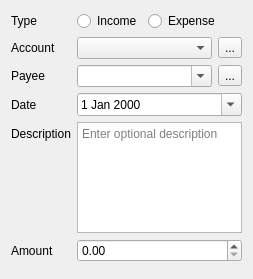
First picture: the form in src/views/ui_files/dialogs/cash_transaction_dialog.ui, repository JakubFranek/Kapytal, before the edit.
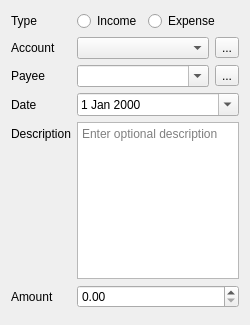
Second picture: the form after the edit.

The edit to the form file:
```diff
--- a/src/views/ui_files/dialogs/cash_transaction_dialog.ui
+++ b/src/views/ui_files/dialogs/cash_transaction_dialog.ui
@@ -9,8 +9,8 @@
    <rect>
     <x>0</x>
     <y>0</y>
-    <width>253</width>
-    <height>279</height>
+    <width>250</width>
+    <height>325</height>
    </rect>
   </property>
   <property name="sizePolicy">
@@ -31,6 +31,9 @@
    </property>
    <item>
     <layout class="QFormLayout" name="formLayout">
+     <property name="fieldGrowthPolicy">
+      <enum>QFormLayout::AllNonFixedFieldsGrow</enum>
+     </property>
      <item row="0" column="0">
       <widget class="QLabel" name="typeLabel">
        <property name="text">
@@ -191,7 +194,7 @@
      <item row="4" column="1">
       <widget class="QPlainTextEdit" name="descriptionPlainTextEdit">
        <property name="sizePolicy">
-        <sizepolicy hsizetype="Expanding" vsizetype="Preferred">
+        <sizepolicy hsizetype="Expanding" vsizetype="Expanding">
          <horstretch>0</horstretch>
          <verstretch>0</verstretch>
         </sizepolicy>
```
Left out of the diff: 2 changed lines with no effect on the pictures.
